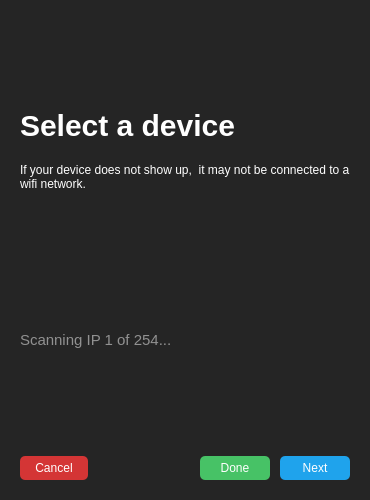
Before: the Qt Designer form src/gui/wizards/setupdevicedialog.ui in tom-23/TasmoManager, drawn with Qt 5.
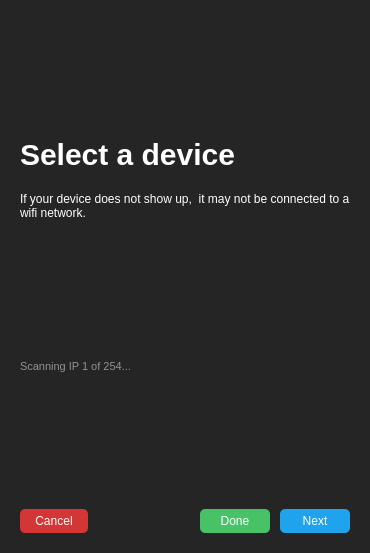
After: the same form once the commit is applied. The open tabs and pages were chosen to show the change. Icons and pictures are not drawn.

Commit message: UI Fixes (mainly for windows)

```diff
--- a/src/gui/wizards/setupdevicedialog.ui
+++ b/src/gui/wizards/setupdevicedialog.ui
@@ -7,7 +7,7 @@
     <x>0</x>
     <y>0</y>
     <width>370</width>
-    <height>500</height>
+    <height>553</height>
    </rect>
   </property>
   <property name="sizePolicy">
@@ -257,7 +257,7 @@
        <item>
         <widget class="QLabel" name="scanStatusLabel">
          <property name="styleSheet">
-          <string notr="true">font-size: 11pt;
+          <string notr="true">font-size: 11px;
 color: rgb(145, 145, 145);</string>
          </property>
          <property name="text">
```
Left out of the diff: 2 changed lines with no effect on the pictures. The commit also changes 6 other files.
